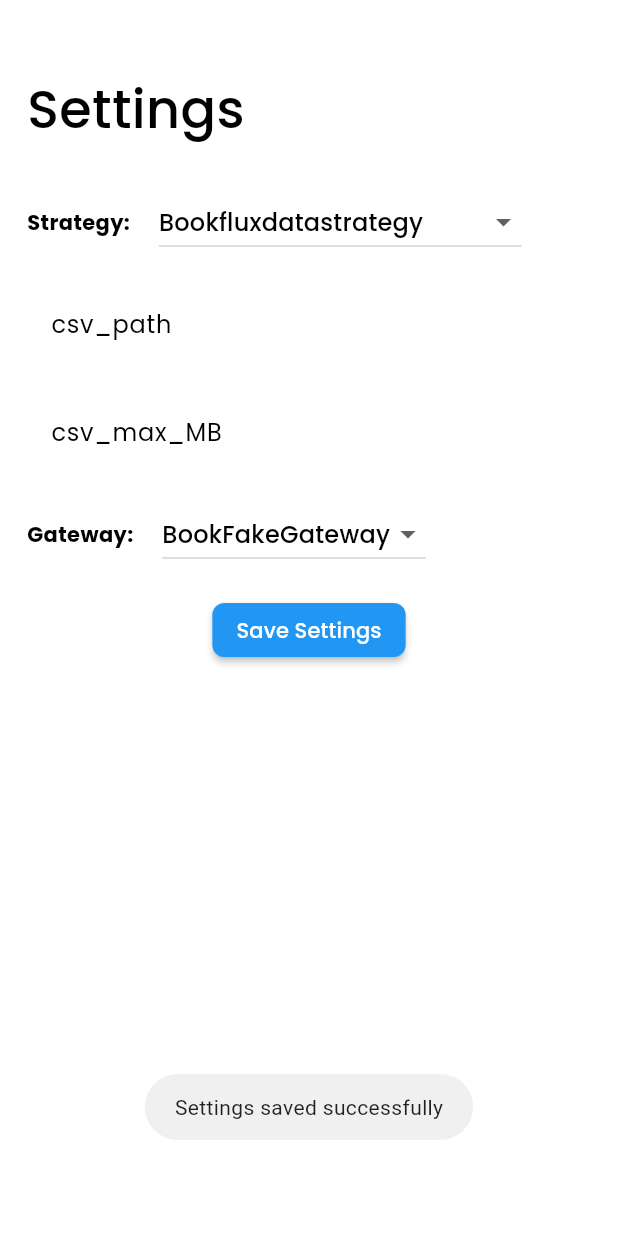
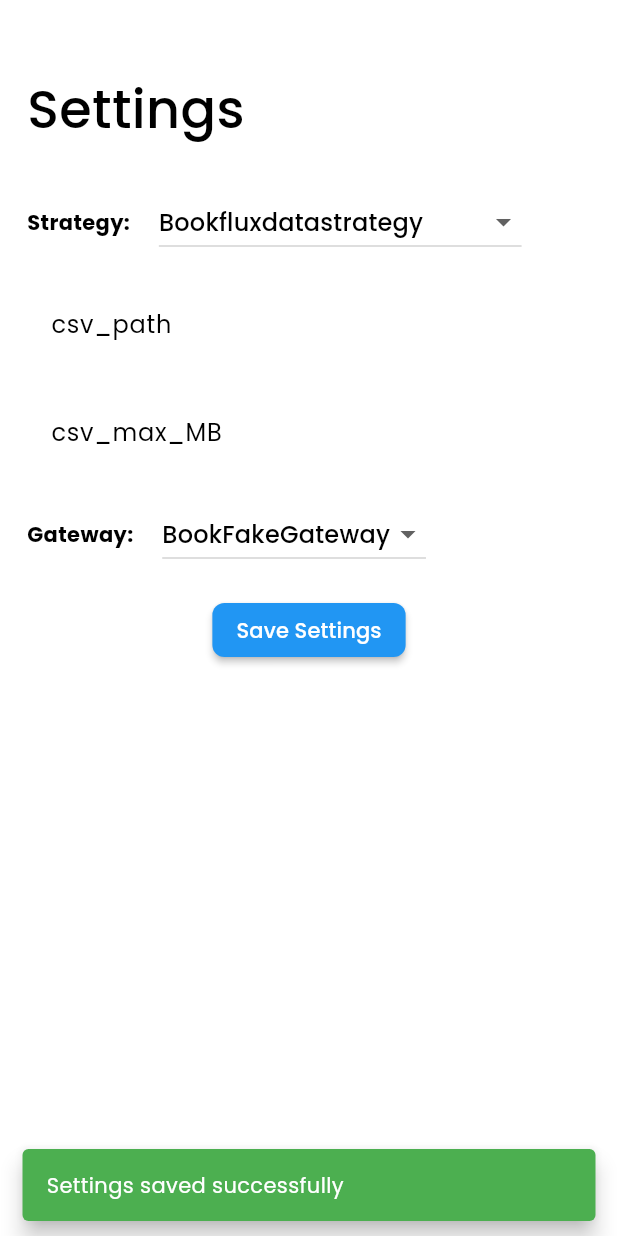
Before and after one commit to Gigadelux/bitshelf, a Flutter app: the Settingpage widget shown alone on an empty page, opened directly, after a tap on "Save Settings", on a phone screen of 412 x 824 dp. Run offline on Flutter 3.47's test engine with Material 3 defaults, Android fonts, the phone set to English and light mode, and no system bars; our stand-ins replace csv.

Commit message:
improving SettingPage

```diff
--- a/lib/view/ui/pages/SettingPage.dart
+++ b/lib/view/ui/pages/SettingPage.dart
@@ -4,7 +4,6 @@ import 'package:bitshelf/data/gateway/CSVBookGateway.dart';
 import 'package:flutter/material.dart';
 import 'package:bitshelf/core/AppConfig.dart';
 import 'package:bitshelf/data/gateway/BookFakeGateway.dart';
-import 'package:fluttertoast/fluttertoast.dart';
 
 class Settingpage extends StatefulWidget {
   const Settingpage({super.key});
@@ -137,19 +136,9 @@ class _SettingpageState extends State<Settingpage> {
                     tempSelectedStrategy = null;
                     tempConfig = null;
                   });
-                  Fluttertoast.showToast(
-                    msg: 'Settings saved successfully',
-                    toastLength: Toast.LENGTH_SHORT,
-                    gravity: ToastGravity.BOTTOM,
-                  );
+                  _showDesktopToast(context, 'Settings saved successfully');
                 } catch (e) {
-                  Fluttertoast.showToast(
-                    msg: 'Error: $e',
-                    toastLength: Toast.LENGTH_LONG,
-                    gravity: ToastGravity.BOTTOM,
-                    backgroundColor: Colors.red,
-                    textColor: Colors.white,
-                  );
+                  _showDesktopToast(context, 'Error: $e', error: true);
                 }
               },
               child: const Text('Save Settings', style: TextStyle(color: Colors.white)),
@@ -159,4 +148,15 @@ class _SettingpageState extends State<Settingpage> {
       ),
     );
   }
+
+  void _showDesktopToast(BuildContext context, String message, {bool error = false}) {
+    final color = error ? Colors.red : Colors.green;
+    final snackBar = SnackBar(
+      content: Text(message),
+      backgroundColor: color,
+      duration: const Duration(seconds: 2),
+      behavior: SnackBarBehavior.floating,
+    );
+    ScaffoldMessenger.of(context).showSnackBar(snackBar);
+  }
 }
```
Also changed, not shown: lib/data/models/Book.dart (+5 -5 lines), testing_data/example.csv (added, +25 -0 lines).
